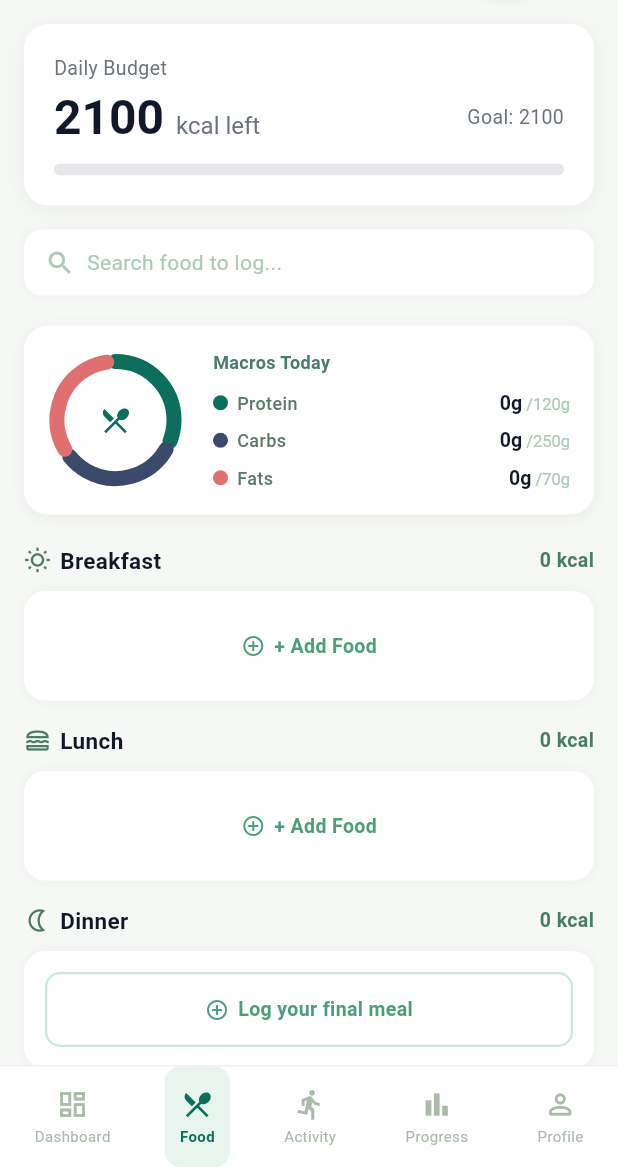
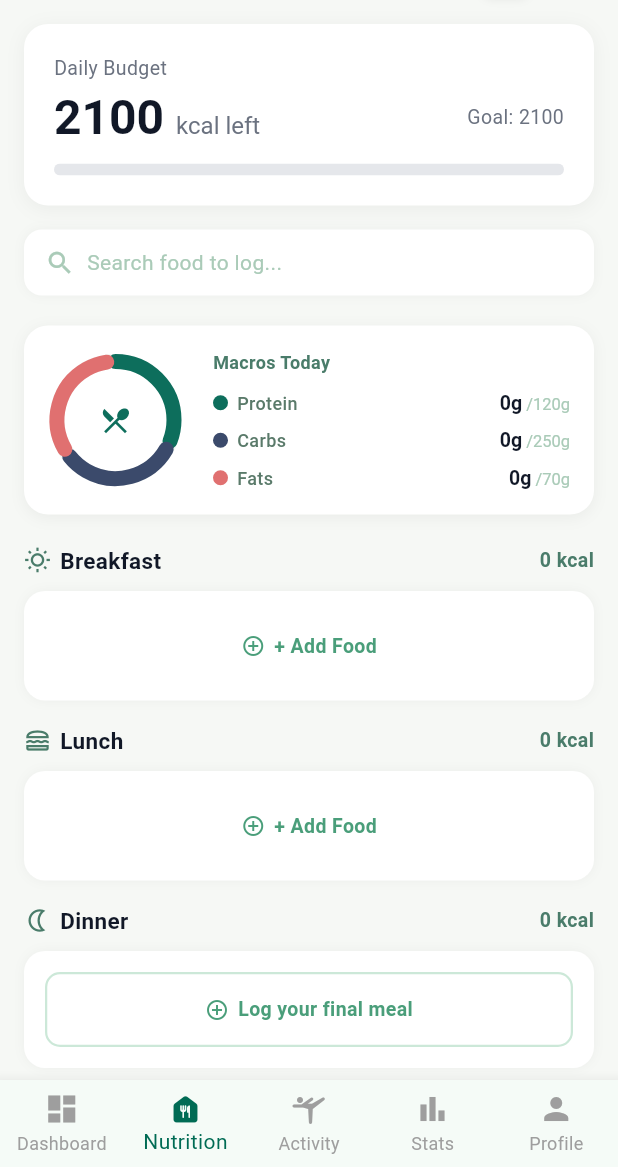
Before and after one commit to ggeann/Software-Engineering-Group-11, a Flutter app: the FoodNNutritionPage1 screen opened by its route, on a phone screen of 412 x 824 dp, the part 69-1236 px from its top. Run offline on Flutter 3.47's test engine with Material 3 defaults, Android fonts, the phone set to English and light mode, and no system bars; our stand-ins replace dio, flutter_riverpod, hive_flutter, supabase_flutter; accounts and stored records are empty; network calls fail; Roboto replaces fonts that are missing (Georgia).

Commit message:
fix: samakan semua navbar dengan style Activity page - seragam warna, ikon, dan label

```diff
--- a/life_track/lib/pages/ProgressnAnalyticpage1.dart
+++ b/life_track/lib/pages/ProgressnAnalyticpage1.dart
@@ -387,11 +387,8 @@ class _Progressnanalyticpage1State extends State<Progressnanalyticpage1> {
   Widget _buildBottomNavigationBar() {
     return BottomNavigationBar(
       type: BottomNavigationBarType.fixed,
-      backgroundColor: const Color(0xFFD3DDD3),
-      selectedItemColor: const Color(0xFF115D52),
-      unselectedItemColor: Colors.black,
-      showSelectedLabels: false,
-      showUnselectedLabels: false,
+      selectedItemColor: const Color(0xFF006B54),
+      unselectedItemColor: Colors.grey,
       currentIndex: 3,
       onTap: (index) => _navigateToPage(index),
       items: const [
@@ -400,7 +397,7 @@ class _Progressnanalyticpage1State extends State<Progressnanalyticpage1> {
           label: "Dashboard",
         ),
         BottomNavigationBarItem(
-          icon: Icon(Icons.food_bank_sharp),
+          icon: Icon(Icons.food_bank_rounded),
           label: 'Nutrition',
         ),
         BottomNavigationBarItem(
--- a/life_track/lib/pages/UserDashboardpage.dart
+++ b/life_track/lib/pages/UserDashboardpage.dart
@@ -283,7 +283,7 @@ class _UserdashboardpageState extends State<Userdashboardpage> {
       ),
       bottomNavigationBar: BottomNavigationBar(
         type: BottomNavigationBarType.fixed,
-        selectedItemColor: themeGreen,
+        selectedItemColor: const Color(0xFF006B54),
         unselectedItemColor: Colors.grey,
         currentIndex: _currentNavIndex,
         onTap: (index) => _navigateToPage(index),
--- a/life_track/lib/pages/food_nutrition_page1.dart
+++ b/life_track/lib/pages/food_nutrition_page1.dart
@@ -143,7 +143,35 @@ class _FoodNNutritionPage1State extends ConsumerState<FoodNNutritionPage1>
           ),
         ),
       ),
-      bottomNavigationBar: _buildBottomNav(),
+      bottomNavigationBar: BottomNavigationBar(
+        type: BottomNavigationBarType.fixed,
+        selectedItemColor: const Color(0xFF006B54),
+        unselectedItemColor: Colors.grey,
+        currentIndex: _currentNavIndex,
+        onTap: (index) => _onNavTap(index),
+        items: const [
+          BottomNavigationBarItem(
+            icon: Icon(Icons.dashboard),
+            label: "Dashboard",
+          ),
+          BottomNavigationBarItem(
+            icon: Icon(Icons.food_bank_rounded),
+            label: 'Nutrition',
+          ),
+          BottomNavigationBarItem(
+            icon: Icon(Icons.sports_gymnastics_rounded),
+            label: "Activity",
+          ),
+          BottomNavigationBarItem(
+            icon: Icon(Icons.bar_chart),
+            label: 'Stats',
+          ),
+          BottomNavigationBarItem(
+            icon: Icon(Icons.person),
+            label: 'Profile',
+          ),
+        ],
+      ),
     );
   }
 
@@ -370,54 +398,6 @@ class _FoodNNutritionPage1State extends ConsumerState<FoodNNutritionPage1>
     );
   }
 
-  Widget _buildBottomNav() {
-    final items = [
-      (Icons.dashboard_outlined, Icons.dashboard, 'Dashboard'),
-      (Icons.restaurant_menu_outlined, Icons.restaurant_menu, 'Food'),
-      (Icons.directions_run_outlined, Icons.directions_run, 'Activity'),
-      (Icons.bar_chart_outlined, Icons.bar_chart, 'Progress'),
-      (Icons.person_outline_rounded, Icons.person_rounded, 'Profile'),
-    ];
-    return Container(
-      height: 68,
-      decoration: const BoxDecoration(
-        color: Colors.white,
-        border: Border(top: BorderSide(color: Color(0xFFEEF3EE), width: 1)),
-      ),
-      child: Row(
-        mainAxisAlignment: MainAxisAlignment.spaceAround,
-        children: items.asMap().entries.map((e) {
-          final i = e.key;
-          final (icon, activeIcon, label) = e.value;
-          final isActive = i == _currentNavIndex;
-          return GestureDetector(
-            onTap: () => _onNavTap(i),
-            child: AnimatedContainer(
-              duration: const Duration(milliseconds: 200),
-              padding: const EdgeInsets.symmetric(horizontal: 10, vertical: 6),
-              decoration: BoxDecoration(
-                color: isActive ? const Color(0xFFE8F5EE) : Colors.transparent,
-                borderRadius: BorderRadius.circular(10),
-              ),
-              child: Column(
-                mainAxisAlignment: MainAxisAlignment.center,
-                children: [
-                  Icon(isActive ? activeIcon : icon,
-                      size: 22, color: isActive ? const Color(0xFF0D6E5C) : const Color(0xFFAABBAA)),
-                  const SizedBox(height: 3),
-                  Text(label,
-                      style: TextStyle(fontSize: 10,
-                          fontWeight: isActive ? FontWeight.w700 : FontWeight.w400,
-                          color: isActive ? const Color(0xFF0D6E5C) : const Color(0xFFAABBAA))),
-                ],
-              ),
-            ),
-          );
-        }).toList(),
-      ),
-    );
-  }
-
   void _onNavTap(int index) {
     if (index == _currentNavIndex) return;
 
```
